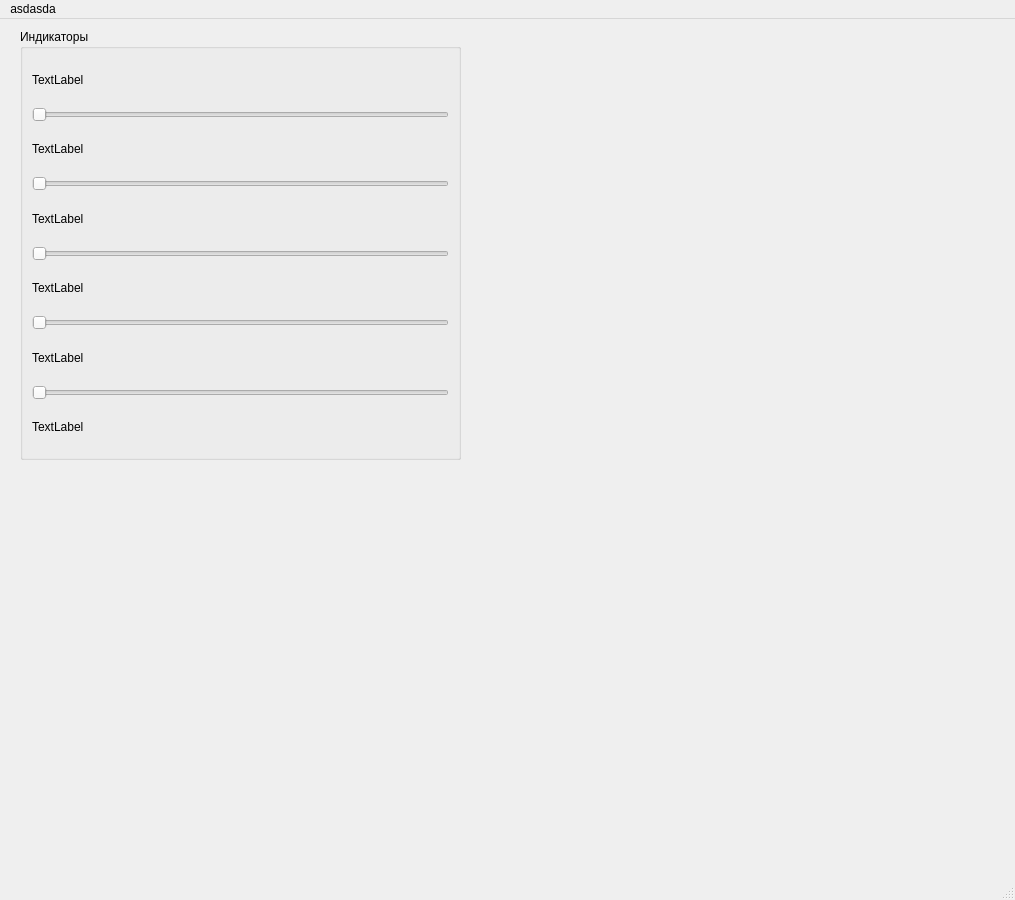
Qt form src/xmlui/mainwindow.ui (IbragimovAsRa/RobotApp) before a commit.
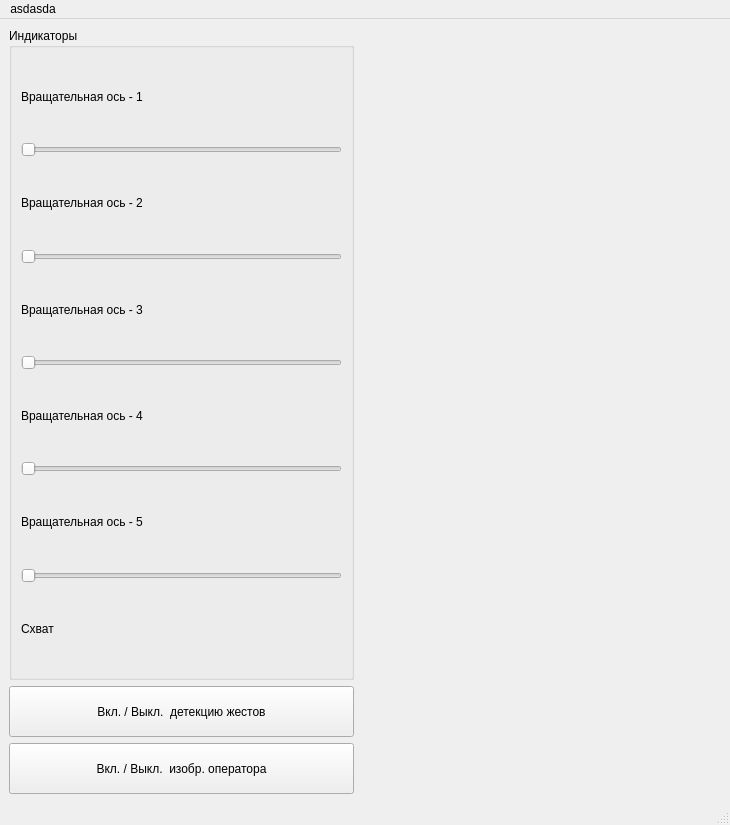
The same form after that commit.

What changed in the file:
```diff
--- a/src/xmlui/mainwindow.ui
+++ b/src/xmlui/mainwindow.ui
@@ -6,23 +6,19 @@
    <rect>
     <x>0</x>
     <y>0</y>
-    <width>1015</width>
-    <height>900</height>
+    <width>730</width>
+    <height>825</height>
    </rect>
   </property>
   <property name="windowTitle">
    <string>MainWindow</string>
   </property>
   <widget class="QWidget" name="centralwidget">
+   <layout class="QHBoxLayout" name="horizontalLayout">
+    <item>
+     <layout class="QVBoxLayout" name="verticalLayout_3">
+      <item>
    <widget class="QGroupBox" name="groupBox">
-    <property name="geometry">
-     <rect>
-      <x>20</x>
-      <y>10</y>
-      <width>441</width>
-      <height>431</height>
-     </rect>
-    </property>
     <property name="title">
      <string>Индикаторы</string>
     </property>
@@ -30,7 +26,7 @@
      <item>
       <widget class="QLabel" name="label">
        <property name="text">
-        <string>TextLabel</string>
+            <string>Вращательная ось - 1</string>
        </property>
       </widget>
      </item>
@@ -44,7 +40,7 @@
      <item>
       <widget class="QLabel" name="label_2">
        <property name="text">
-        <string>TextLabel</string>
+            <string>Вращательная ось - 2</string>
        </property>
       </widget>
      </item>
@@ -58,7 +54,7 @@
      <item>
       <widget class="QLabel" name="label_3">
        <property name="text">
-        <string>TextLabel</string>
+            <string>Вращательная ось - 3</string>
        </property>
       </widget>
      </item>
@@ -72,7 +68,7 @@
      <item>
       <widget class="QLabel" name="label_4">
        <property name="text">
-        <string>TextLabel</string>
+            <string>Вращательная ось - 4</string>
        </property>
       </widget>
      </item>
@@ -86,7 +82,7 @@
      <item>
       <widget class="QLabel" name="label_5">
        <property name="text">
-        <string>TextLabel</string>
+            <string>Вращательная ось - 5</string>
        </property>
       </widget>
      </item>
@@ -100,32 +96,89 @@
      <item>
       <widget class="QLabel" name="label_6">
        <property name="text">
-        <string>TextLabel</string>
+            <string>Схват</string>
        </property>
       </widget>
      </item>
     </layout>
    </widget>
+      </item>
+      <item>
+       <widget class="QPushButton" name="armControllerButton">
+        <property name="minimumSize">
+         <size>
+          <width>211</width>
+          <height>51</height>
+         </size>
+        </property>
+        <property name="text">
+         <string>Вкл. / Выкл.  детекцию жестов</string>
+        </property>
+       </widget>
+      </item>
+      <item>
+       <widget class="QPushButton" name="pushButton_2">
+        <property name="minimumSize">
+         <size>
+          <width>211</width>
+          <height>51</height>
+         </size>
+        </property>
+        <property name="text">
+         <string>Вкл. / Выкл.  изобр. оператора</string>
+        </property>
+       </widget>
+      </item>
+     </layout>
+    </item>
+    <item>
+     <layout class="QVBoxLayout" name="verticalLayout_2">
+      <item>
+       <widget class="QWidget" name="robotView" native="true">
+        <property name="minimumSize">
+         <size>
+          <width>361</width>
+          <height>381</height>
+         </size>
+        </property>
+        <property name="maximumSize">
+         <size>
+          <width>361</width>
+          <height>381</height>
+         </size>
+        </property>
+        <layout class="QGridLayout" name="robotLayout"/>
+       </widget>
+      </item>
+      <item>
    <widget class="QLabel" name="armViewLabel">
-    <property name="geometry">
-     <rect>
-      <x>20</x>
-      <y>460</y>
+        <property name="minimumSize">
+         <size>
       <width>351</width>
       <height>371</height>
-     </rect>
+         </size>
+        </property>
+        <property name="maximumSize">
+         <size>
+          <width>351</width>
+          <height>371</height>
+         </size>
     </property>
     <property name="text">
      <string/>
     </property>
    </widget>
+      </item>
+     </layout>
+    </item>
+   </layout>
   </widget>
   <widget class="QMenuBar" name="menubar">
    <property name="geometry">
     <rect>
      <x>0</x>
      <y>0</y>
-     <width>1015</width>
+     <width>730</width>
      <height>23</height>
     </rect>
    </property>
```
Lines whose indentation alone changed are shown as unchanged.
